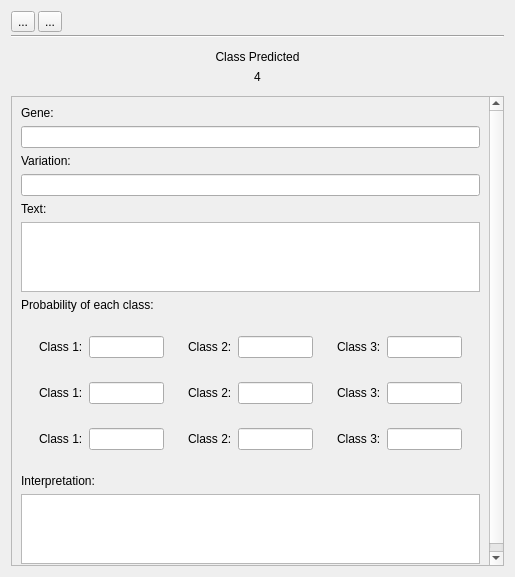
Before: the Qt Designer form ui/reference/ui_result_single.ui in Sonarjit/cancerPrediction, drawn with Qt 5.
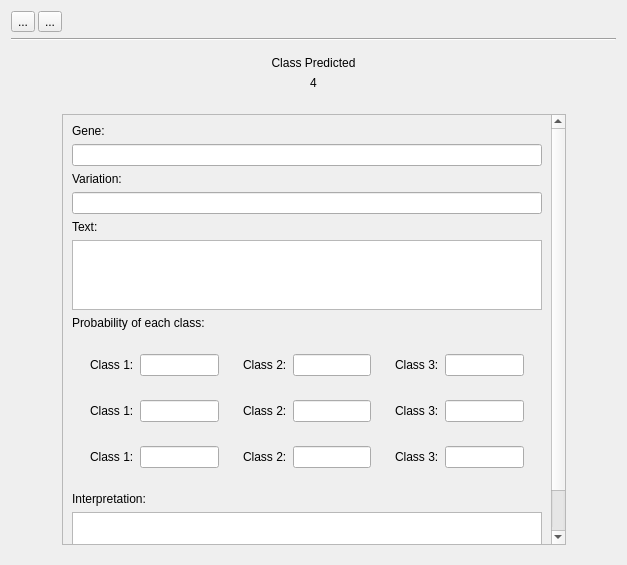
After: the same form once the commit is applied. Icons and pictures are not drawn.

What changed in the file:
```diff
--- a/ui/reference/ui_result_single.ui
+++ b/ui/reference/ui_result_single.ui
@@ -6,17 +6,14 @@
    <rect>
     <x>0</x>
     <y>0</y>
-    <width>515</width>
-    <height>577</height>
+    <width>627</width>
+    <height>565</height>
    </rect>
   </property>
   <property name="windowTitle">
    <string>Form</string>
   </property>
   <layout class="QVBoxLayout" name="verticalLayout">
-   <property name="spacing">
-    <number>3</number>
-   </property>
    <item>
     <widget class="QWidget" name="widget" native="true">
      <property name="maximumSize">
@@ -113,6 +110,22 @@
     </widget>
    </item>
    <item>
+    <widget class="QWidget" name="widget_13" native="true">
+     <layout class="QHBoxLayout" name="horizontalLayout_11">
+      <item>
+       <spacer name="horizontalSpacer_2">
+        <property name="orientation">
+         <enum>Qt::Orientation::Horizontal</enum>
+        </property>
+        <property name="sizeHint" stdset="0">
+         <size>
+          <width>12</width>
+          <height>20</height>
+         </size>
+        </property>
+       </spacer>
+      </item>
+      <item>
     <widget class="QScrollArea" name="scrollArea">
      <property name="widgetResizable">
       <bool>true</bool>
@@ -121,8 +134,8 @@
       <property name="geometry">
        <rect>
         <x>0</x>
-        <y>0</y>
-        <width>481</width>
+           <y>-20</y>
+           <width>533</width>
         <height>501</height>
        </rect>
       </property>
@@ -326,6 +339,22 @@
        </item>
       </layout>
      </widget>
+       </widget>
+      </item>
+      <item>
+       <spacer name="horizontalSpacer_3">
+        <property name="orientation">
+         <enum>Qt::Orientation::Horizontal</enum>
+        </property>
+        <property name="sizeHint" stdset="0">
+         <size>
+          <width>12</width>
+          <height>20</height>
+         </size>
+        </property>
+       </spacer>
+      </item>
+     </layout>
     </widget>
    </item>
   </layout>
```
Lines whose indentation alone changed are shown as unchanged.
